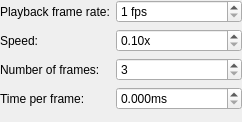
benwh1/cubesim, file replayrecordersettingswidget.ui: the form before one commit.
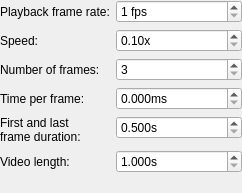
The form after the commit.

Commit message: Added extreme frame duration and video length to ReplayRecorderSettingsWidget

Diff of the .ui file:
```diff
--- a/replayrecordersettingswidget.ui
+++ b/replayrecordersettingswidget.ui
@@ -7,7 +7,7 @@
     <x>0</x>
     <y>0</y>
     <width>242</width>
-    <height>122</height>
+    <height>193</height>
    </rect>
   </property>
   <property name="windowTitle">
@@ -115,6 +115,56 @@
      </property>
     </widget>
    </item>
+   <item row="4" column="0">
+    <widget class="QLabel" name="label_5">
+     <property name="text">
+      <string>First and last
+frame duration:</string>
+     </property>
+    </widget>
+   </item>
+   <item row="4" column="1">
+    <widget class="QDoubleSpinBox" name="extremeFrameDurationSpinBox">
+     <property name="suffix">
+      <string>s</string>
+     </property>
+     <property name="decimals">
+      <number>3</number>
+     </property>
+     <property name="minimum">
+      <double>0.500000000000000</double>
+     </property>
+     <property name="maximum">
+      <double>10.000000000000000</double>
+     </property>
+     <property name="singleStep">
+      <double>0.010000000000000</double>
+     </property>
+    </widget>
+   </item>
+   <item row="5" column="0">
+    <widget class="QLabel" name="label_6">
+     <property name="text">
+      <string>Video length:</string>
+     </property>
+    </widget>
+   </item>
+   <item row="5" column="1">
+    <widget class="QDoubleSpinBox" name="videoLengthSpinBox">
+     <property name="suffix">
+      <string>s</string>
+     </property>
+     <property name="decimals">
+      <number>3</number>
+     </property>
+     <property name="minimum">
+      <double>1.000000000000000</double>
+     </property>
+     <property name="maximum">
+      <double>86400.000000000000000</double>
+     </property>
+    </widget>
+   </item>
   </layout>
  </widget>
  <resources/>
```
The commit also changes 2 other files.
